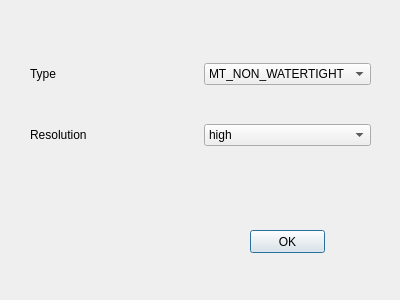
This is FixScan/mesh.ui in Shining3D/sdk-demo-cpp-fix as Qt 5 draws it before an edit. The edited form follows.
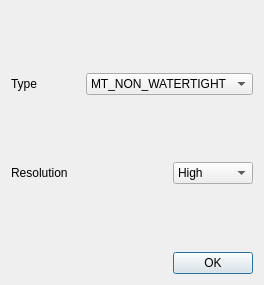
This is the edited form.

The edit to the form file:
```diff
--- a/FixScan/mesh.ui
+++ b/FixScan/mesh.ui
@@ -6,46 +6,35 @@
    <rect>
     <x>0</x>
     <y>0</y>
-    <width>400</width>
-    <height>300</height>
+    <width>264</width>
+    <height>285</height>
    </rect>
   </property>
   <property name="windowTitle">
    <string>Dialog</string>
   </property>
-  <widget class="QPushButton" name="pushButton_mesh">
-   <property name="geometry">
-    <rect>
-     <x>250</x>
-     <y>230</y>
-     <width>75</width>
-     <height>23</height>
-    </rect>
-   </property>
-   <property name="text">
-    <string>OK</string>
-   </property>
-  </widget>
-  <widget class="QWidget" name="layoutWidget">
-   <property name="geometry">
-    <rect>
-     <x>30</x>
-     <y>30</y>
-     <width>341</width>
-     <height>151</height>
-    </rect>
-   </property>
-   <layout class="QVBoxLayout" name="verticalLayout">
-    <item>
-     <layout class="QHBoxLayout" name="horizontalLayout">
-      <item>
+  <layout class="QGridLayout" name="gridLayout">
+   <item row="0" column="0">
+    <spacer name="verticalSpacer">
+     <property name="orientation">
+      <enum>Qt::Vertical</enum>
+     </property>
+     <property name="sizeHint" stdset="0">
+      <size>
+       <width>20</width>
+       <height>55</height>
+      </size>
+     </property>
+    </spacer>
+   </item>
+   <item row="1" column="0">
        <widget class="QLabel" name="label">
         <property name="text">
          <string>Type</string>
         </property>
        </widget>
       </item>
-      <item>
+   <item row="1" column="1" colspan="2">
        <widget class="QComboBox" name="comboBox_type">
         <item>
          <property name="text">
@@ -59,22 +48,31 @@
         </item>
        </widget>
       </item>
-     </layout>
-    </item>
-    <item>
-     <layout class="QHBoxLayout" name="horizontalLayout_2">
-      <item>
+   <item row="2" column="0">
+    <spacer name="verticalSpacer_2">
+     <property name="orientation">
+      <enum>Qt::Vertical</enum>
+     </property>
+     <property name="sizeHint" stdset="0">
+      <size>
+       <width>20</width>
+       <height>55</height>
+      </size>
+     </property>
+    </spacer>
+   </item>
+   <item row="3" column="0" colspan="2">
        <widget class="QLabel" name="label_2">
         <property name="text">
          <string>Resolution</string>
         </property>
        </widget>
       </item>
-      <item>
+   <item row="3" column="2">
        <widget class="QComboBox" name="comboBox_2">
         <item>
          <property name="text">
-          <string>high</string>
+       <string>High</string>
          </property>
         </item>
         <item>
@@ -89,10 +87,27 @@
         </item>
        </widget>
       </item>
-     </layout>
-    </item>
-   </layout>
-  </widget>
+   <item row="4" column="0">
+    <spacer name="verticalSpacer_3">
+     <property name="orientation">
+      <enum>Qt::Vertical</enum>
+     </property>
+     <property name="sizeHint" stdset="0">
+      <size>
+       <width>20</width>
+       <height>55</height>
+      </size>
+     </property>
+    </spacer>
+   </item>
+   <item row="5" column="2">
+    <widget class="QPushButton" name="pushButton_mesh">
+     <property name="text">
+      <string>OK</string>
+     </property>
+    </widget>
+   </item>
+  </layout>
  </widget>
  <resources/>
  <connections/>
```
Left out of the diff: 4 changed lines with no effect on the pictures. Lines whose indentation alone changed are shown as unchanged.
